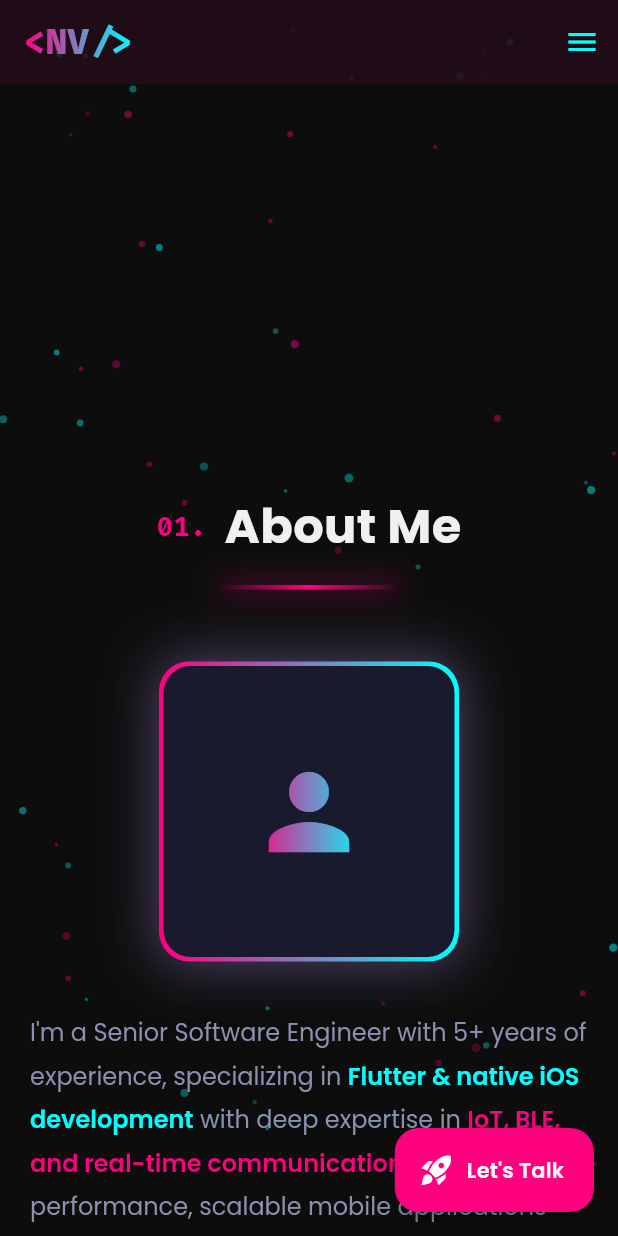
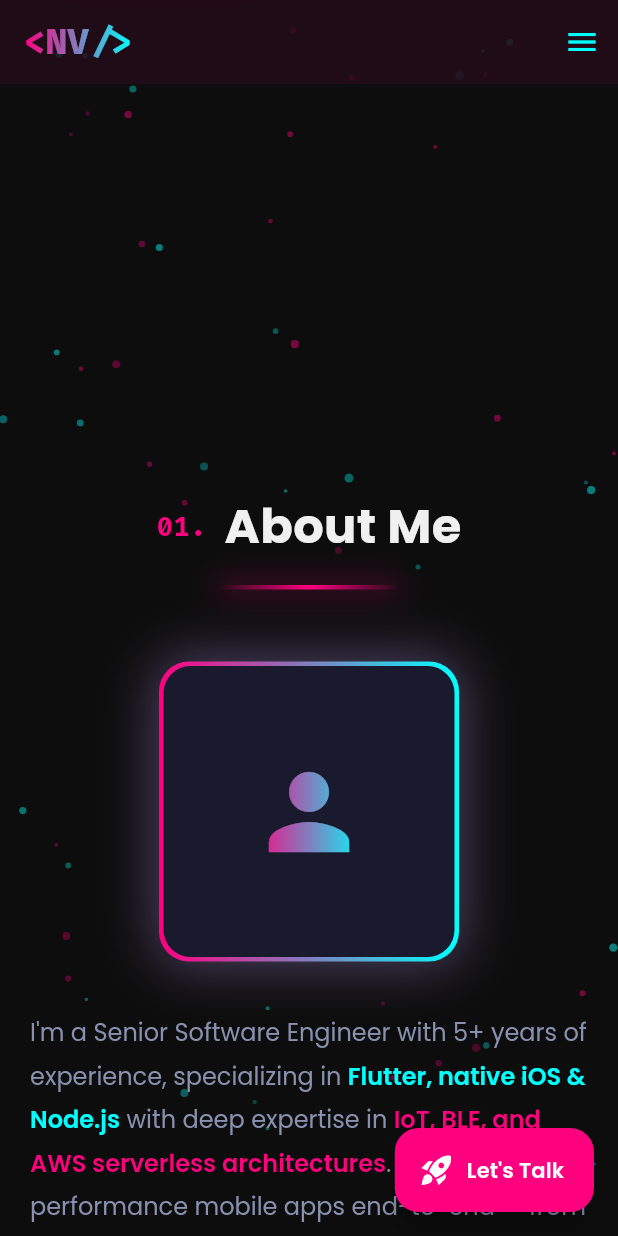
Before and after one commit to nanduviswanathan/portfolio, a Flutter app: the screen it shows after launch, scrolled down 576 dp, on a phone screen of 412 x 824 dp. Run offline on Flutter 3.47's test engine with Material 3 defaults, Android fonts, the phone set to English and light mode, and no system bars; our stand-ins replace animated_text_kit, font_awesome_flutter, google_fonts.

Commit message:
Enhance portfolio data and project descriptions for improved clarity and relevance
- Updated personal branding in the bio to reflect expertise in Flutter, Node.js, and AWS.
- Revised project descriptions to highlight the use of Node.js and AWS services in the medical device monitor project.
- Modified skill chips to include Node.js and AWS Lambda, ensuring a more accurate representation of technical skills.
- Improved the layout of project descriptions in the UI for better readability.

```diff
--- a/lib/data/portfolio_data.dart
+++ b/lib/data/portfolio_data.dart
@@ -27,31 +27,34 @@ abstract final class PortfolioData {
   static const String bioLeading =
       "I'm a Senior Software Engineer with 5+ years of experience, specializing in ";
   static const String bioHighlight1 =
-      'Flutter & native iOS development';
+      'Flutter, native iOS & Node.js';
   static const String bioMid = ' with deep expertise in ';
   static const String bioHighlight2 =
-      'IoT, BLE, and real-time communication';
+      'IoT, BLE, and AWS serverless architectures';
   static const String bioTrailing =
-      ". I build high-performance, scalable mobile applications — from "
-      "FDA-compliant medical device monitors to smart thermostat controllers "
-      "and real-time warehouse tracking systems.\n\n"
+      ". I build high-performance mobile apps end-to-end — from "
+      "pixel-perfect Flutter UIs to Node.js-powered AWS Lambda backends "
+      "with Cognito auth and API Gateway.\n\n"
       "Currently a Senior Software Engineer at Gadgeon Smart Systems, I lead "
-      "complex mobile projects integrating payment gateways, IoT protocols, "
-      "and cloud platforms. I'm passionate about clean architecture (MVVM), "
-      "mentoring developers, and shipping products that deliver seamless "
-      "user experiences.";
+      "complex projects integrating payment gateways, IoT protocols, and "
+      "cloud platforms. From FDA-compliant medical monitors to smart "
+      "thermostat controllers — I ship the full stack. Passionate about "
+      "clean architecture (MVVM), mentoring developers, and delivering "
+      "seamless user experiences.";
 
   static const List<({String label, Color color})> skillChips = [
     (label: 'Flutter', color: AppColors.electricBlue),
     (label: 'Dart', color: AppColors.cyberpunkPink),
-    (label: 'Swift', color: AppColors.electricBlue),
+    (label: 'Node.js', color: AppColors.electricBlue),
+    (label: 'Swift', color: AppColors.cyberpunkPink),
+    (label: 'AWS Lambda', color: AppColors.electricBlue),
     (label: 'Firebase', color: AppColors.cyberpunkPink),
     (label: 'REST API', color: AppColors.electricBlue),
     (label: 'BLE', color: AppColors.cyberpunkPink),
     (label: 'MQTT', color: AppColors.electricBlue),
     (label: 'IoT', color: AppColors.cyberpunkPink),
-    (label: 'MVVM', color: AppColors.electricBlue),
-    (label: 'Stripe', color: AppColors.cyberpunkPink),
+    (label: 'Cognito', color: AppColors.electricBlue),
+    (label: 'MVVM', color: AppColors.cyberpunkPink),
   ];
 
   // ── Tech Stack ───────────────────────────────────────
@@ -67,19 +70,34 @@ abstract final class PortfolioData {
       color: AppColors.cyberpunkPink,
     ),
     TechItemModel(
+      name: 'Node.js',
+      icon: Icons.dns,
+      color: Color(0xFF68A063),
+    ),
+    TechItemModel(
       name: 'Swift',
       icon: Icons.apple,
       color: Color(0xFFFA7343),
     ),
     TechItemModel(
+      name: 'AWS Lambda',
+      icon: Icons.cloud,
+      color: Color(0xFFFF9900),
+    ),
+    TechItemModel(
+      name: 'Cognito',
+      icon: Icons.verified_user,
+      color: Color(0xFFDD344C),
+    ),
+    TechItemModel(
+      name: 'API Gateway',
+      icon: Icons.api,
+      color: Color(0xFF6C3DCC),
+    ),
+    TechItemModel(
       name: 'Firebase',
       icon: Icons.local_fire_department,
       color: Color(0xFFFFCA28),
-    ),
-    TechItemModel(
-      name: 'REST API',
-      icon: Icons.api,
-      color: Color(0xFF61DAFB),
     ),
     TechItemModel(
       name: 'BLE',
@@ -97,24 +115,9 @@ abstract final class PortfolioData {
       color: Color(0xFF00B894),
     ),
     TechItemModel(
-      name: 'Provider',
-      icon: Icons.account_tree,
-      color: Color(0xFF6C5CE7),
-    ),
-    TechItemModel(
-      name: 'GetX',
-      icon: Icons.speed,
-      color: Color(0xFF8E44AD),
-    ),
-    TechItemModel(
       name: 'Git',
       icon: Icons.merge_type,
       color: Color(0xFFF05032),
-    ),
-    TechItemModel(
-      name: 'Stripe',
-      icon: Icons.payment,
-      color: Color(0xFF635BFF),
     ),
   ];
 
@@ -134,11 +137,12 @@ abstract final class PortfolioData {
     ProjectModel(
       title: 'Medical Device Monitor',
       description:
-          'An FDA-compliant application for monitoring patient data using BLE '
-          'and REST API. Features offline-first architecture with auto-sync, '
-          'therapy scheduling via local notifications, and a clean, intuitive '
-          'Flutter UI built to stringent regulatory standards.',
-      tags: ['Flutter', 'BLE', 'FDA', 'Offline-First'],
+          'An FDA-compliant app for monitoring patient data via BLE. '
+          'Built Node.js AWS Lambda functions to store device data in AWS '
+          'databases, with Cognito auth and API Gateway. Features offline-first '
+          'architecture with auto-sync, therapy scheduling, and a clean '
+          'Flutter UI to stringent regulatory standards.',
+      tags: ['Flutter', 'BLE', 'Node.js', 'AWS Lambda', 'Cognito'],
       gradient: [Color(0xFF10B981), Color(0xFF047857)],
       icon: Icons.health_and_safety,
     ),
@@ -185,8 +189,8 @@ abstract final class PortfolioData {
   ];
 
   static const String contactHeadline =
-      "Have a Flutter project or an IoT app idea? Let's build it together.\n"
-      "I'm always open to discussing exciting mobile development opportunities.";
+      "Need a Flutter app with a serverless backend? An IoT solution end-to-end?\n"
+      "I'm always open to discussing exciting development opportunities.";
 
   static const String footerText =
       '© 2026 Nandu Viswanathan. Built with Flutter & a lot of caffeine.';
--- a/lib/presentation/sections/projects_section.dart
+++ b/lib/presentation/sections/projects_section.dart
@@ -136,6 +136,8 @@ class _ProjectCardState extends State<_ProjectCard> {
               ),
               const SizedBox(height: 10),
               Expanded(
+                child: SingleChildScrollView(
+                  physics: const BouncingScrollPhysics(),
                   child: Text(
                     widget.project.description,
                     style: GoogleFonts.poppins(
@@ -143,8 +145,7 @@ class _ProjectCardState extends State<_ProjectCard> {
                       color: AppColors.grey,
                       height: 1.6,
                     ),
-                  maxLines: 5,
-                  overflow: TextOverflow.ellipsis,
+                  ),
                 ),
               ),
               const SizedBox(height: 16),
```
Lines whose indentation alone changed are shown as unchanged.
